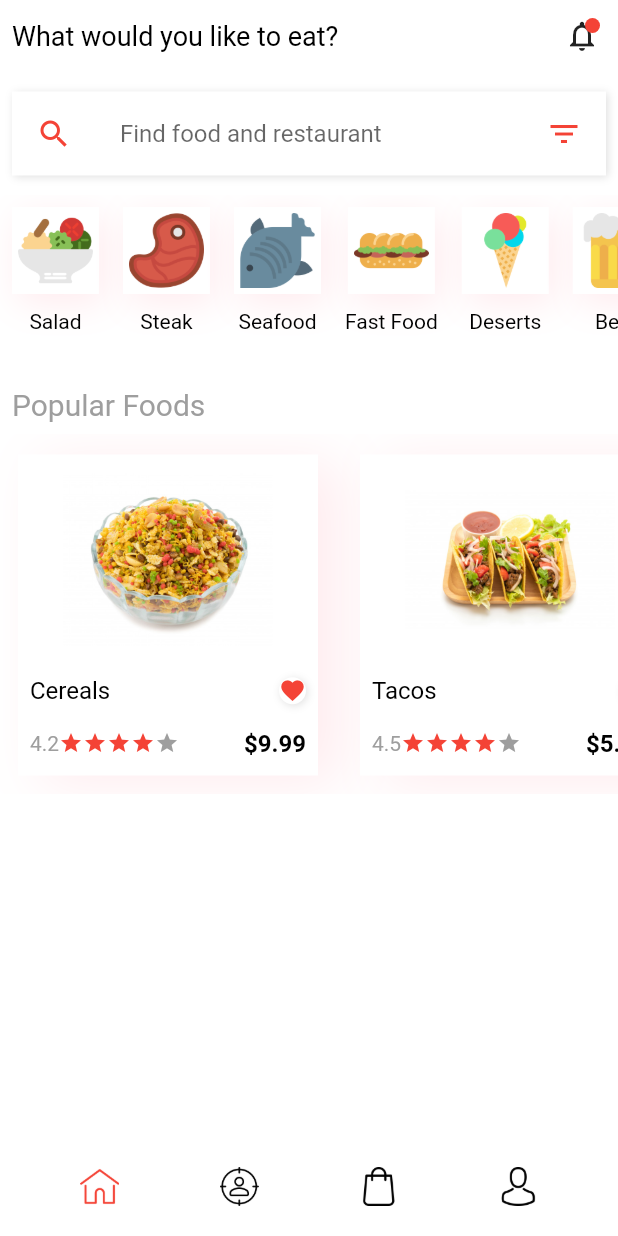
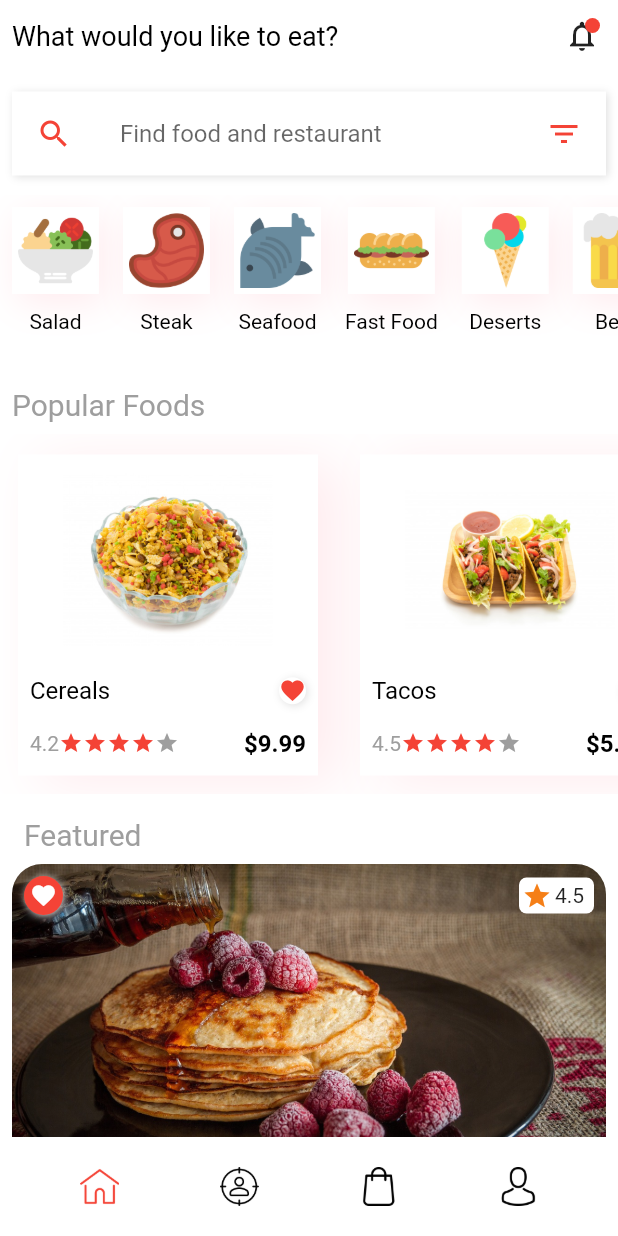
Before and after one commit to joinmywave/FoodDelivery, a Flutter app: the screen it shows after launch, on a phone screen of 412 x 824 dp. Run offline on Flutter 3.47's test engine with Material 2 defaults, Android fonts, the phone set to English and light mode, and no system bars.

Commit message:
Featured Food and like widget

```diff
--- a/food_delivery/lib/screens/home.dart
+++ b/food_delivery/lib/screens/home.dart
@@ -2,6 +2,7 @@ import 'package:flutter/material.dart';
 import 'package:food_delivery/helpers/style.dart';
 import 'package:food_delivery/widgets/categories.dart';
 import 'package:food_delivery/widgets/custom_text.dart';
+import 'package:food_delivery/widgets/featured_food.dart';
 import 'package:food_delivery/widgets/popular_food.dart';
 
 class Home extends StatefulWidget {
@@ -93,6 +94,7 @@ class _HomeState extends State<Home> {
               ),
             ),
             PopularFood(),
+            FeaturedFood(),
           ],
         ),
       ),
--- /dev/null
+++ b/food_delivery/lib/widgets/featured_food.dart
@@ -0,0 +1,121 @@
+import 'package:flutter/material.dart';
+import 'package:food_delivery/helpers/style.dart';
+
+import 'custom_text.dart';
+import 'like_widget.dart';
+
+class FeaturedFood extends StatelessWidget {
+  @override
+  Widget build(BuildContext context) {
+    return Padding(
+      padding: const EdgeInsets.all(8.0),
+      child: Column(
+        crossAxisAlignment: CrossAxisAlignment.start,
+        children: [
+          Padding(
+            padding: const EdgeInsets.all(8.0),
+            child: CustomText(
+              text: "Featured",
+              size: 20,
+              color: grey,
+            ),
+          ),
+          Stack(
+            children: [
+              Container(
+                child: ClipRRect(
+                    borderRadius: BorderRadius.circular(20),
+                    child: Image.asset("images/food.jpg")),
+              ),
+              Row(
+                mainAxisAlignment: MainAxisAlignment.spaceBetween,
+                children: [
+                  LikeWidget(),
+                  Padding(
+                    padding: const EdgeInsets.all(8.0),
+                    child: Container(
+                      width: 50,
+                      decoration: BoxDecoration(
+                          color: white, borderRadius: BorderRadius.circular(5)),
+                      child: Row(children: [
+                        Padding(
+                          padding: const EdgeInsets.all(2.0),
+                          child: Icon(Icons.star,
+                              color: Colors.yellow[900], size: 20),
+                        ),
+                        Text("4.5")
+                      ]),
+                    ),
+                  )
+                ],
+              ),
+              Positioned.fill(
+                  child: Align(
+                alignment: Alignment.bottomCenter,
+                child: Container(
+                  height: 100,
+                  decoration: BoxDecoration(
+                      borderRadius: BorderRadius.only(
+                        bottomLeft: Radius.circular(20),
+                        bottomRight: Radius.circular(20),
+                      ),
+                      gradient: LinearGradient(
+                        begin: Alignment.bottomCenter,
+                        end: Alignment.topCenter,
+                        colors: [
+                          Colors.black.withOpacity(0.8),
+                          Colors.black.withOpacity(0.7),
+                          Colors.black.withOpacity(0.6),
+                          Colors.black.withOpacity(0.4),
+                          Colors.black.withOpacity(0.1),
+                          Colors.black.withOpacity(0.05),
+                          Colors.black.withOpacity(0.025),
+                        ],
+                      )),
+                ),
+              )),
+              Positioned.fill(
+                  child: Align(
+                alignment: Alignment.bottomCenter,
+                child: Row(
+                  mainAxisAlignment: MainAxisAlignment.spaceBetween,
+                  children: <Widget>[
+                    Padding(
+                      padding: const EdgeInsets.fromLTRB(12, 8, 8, 8),
+                      child: RichText(
+                        text: TextSpan(children: [
+                          TextSpan(
+                              text: "Pancakes with berrys \n",
+                              style: TextStyle(
+                                  fontSize: 20, fontWeight: FontWeight.bold)),
+                          TextSpan(
+                              text: "by: ",
+                              style: TextStyle(
+                                  fontSize: 16, fontWeight: FontWeight.w300)),
+                          TextSpan(
+                              text: "Pancake Hut \n",
+                              style: TextStyle(fontSize: 16)),
+                        ], style: TextStyle(color: white)),
+                      ),
+                    ),
+                    Padding(
+                      padding: const EdgeInsets.all(8.0),
+                      child: RichText(
+                        text: TextSpan(children: [
+                          TextSpan(
+                              text: "\$3.00 \n",
+                              style: TextStyle(
+                                  fontSize: 22, fontWeight: FontWeight.bold)),
+                        ], style: TextStyle(color: white)),
+                      ),
+                    ),
+                  ],
+                ),
+              ))
+            ],
+          ),
+        ],
+      ),
+    );
+  }
+}
--- /dev/null
+++ b/food_delivery/lib/widgets/like_widget.dart
@@ -0,0 +1,28 @@
+import 'package:flutter/material.dart';
+import 'package:food_delivery/helpers/style.dart';
+
+class LikeWidget extends StatelessWidget {
+  @override
+  Widget build(BuildContext context) {
+    return Padding(
+      padding: EdgeInsets.all(8),
+      child: Container(
+        decoration: BoxDecoration(
+            borderRadius: BorderRadius.circular(20),
+            color: red,
+            boxShadow: [
+              BoxShadow(
+                  color: Colors.grey[300], offset: Offset(1, 1), blurRadius: 4),
+            ]),
+        child: Padding(
+          padding: const EdgeInsets.all(4.0),
+          child: Icon(
+            Icons.favorite,
+            color: white,
+            size: 18,
+          ),
+        ),
+      ),
+    );
+  }
+}
```
